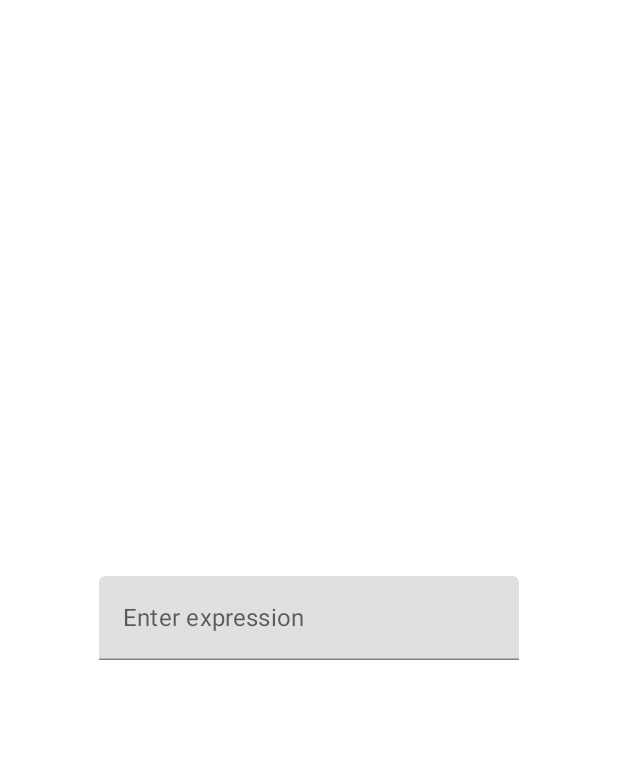
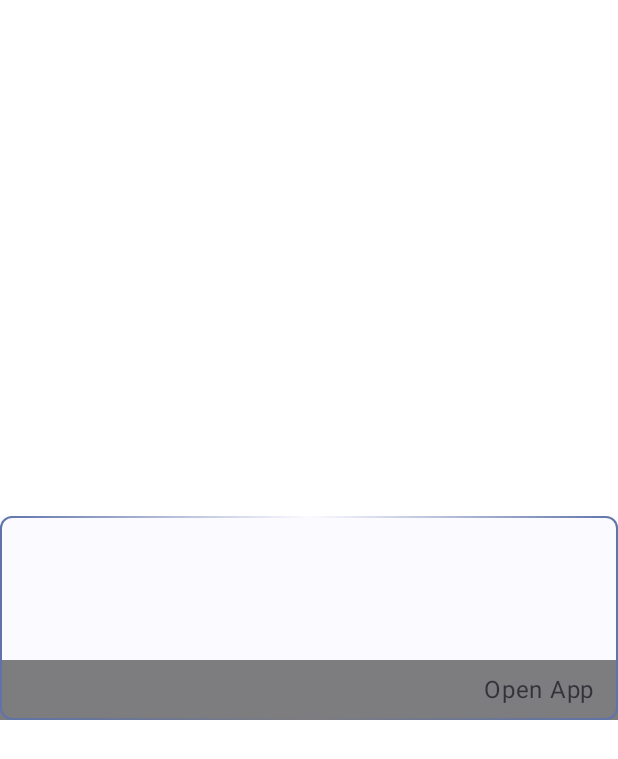
Before and after one commit to davemackintosh/portal-wm, an Android app built with Jetpack Compose: the @Preview function AppAndroidPreview, on a phone screen of 412 x 824 dp. Shown: the top 759 px of the screen. Run offline under Robolectric (Android 15) with nearby library versions, the phone set to English and light mode, and no system bars.

Commit message:
Style fixes

```diff
--- a/composeApp/src/commonMain/kotlin/App.kt
+++ b/composeApp/src/commonMain/kotlin/App.kt
@@ -10,13 +10,10 @@ import androidx.compose.ui.Alignment
 import androidx.compose.ui.Modifier
 import androidx.compose.ui.platform.LocalContext
 import androidx.compose.ui.tooling.preview.Preview
-import org.jetbrains.compose.resources.ExperimentalResourceApi
 
-@OptIn(ExperimentalResourceApi::class)
 @Composable
 fun App() {
 	val context = LocalContext.current
-
 	val pm = context.packageManager
 	val intent = Intent(Intent.ACTION_MAIN, null)
 	intent.addCategory(Intent.CATEGORY_LAUNCHER)
@@ -40,14 +37,16 @@ fun App() {
 		)
 	}
 
-	DeskTheme {
 	Column(
 		modifier = Modifier.fillMaxSize(),
 		verticalArrangement = Arrangement.Center,
 		horizontalAlignment = Alignment.CenterHorizontally
 	) {
+		Container {
+			Column {
 				ExpressionInput()
 				ExpressionResultsList(results = apps)
+			}
 		}
 	}
 }
--- /dev/null
+++ b/composeApp/src/commonMain/kotlin/Container.kt
@@ -0,0 +1,32 @@
+import androidx.compose.foundation.background
+import androidx.compose.foundation.border
+import androidx.compose.foundation.layout.Box
+import androidx.compose.foundation.layout.Column
+import androidx.compose.foundation.layout.fillMaxWidth
+import androidx.compose.foundation.shape.RoundedCornerShape
+import androidx.compose.material3.MaterialTheme
+import androidx.compose.runtime.Composable
+import androidx.compose.ui.Modifier
+import androidx.compose.ui.graphics.Brush
+import androidx.compose.ui.graphics.Color
+import androidx.compose.ui.unit.dp
+
+@Composable
+fun Container(content: @Composable () -> Unit) {
+	val colorStops = arrayOf(
+		0.0f to MaterialTheme.colorScheme.primaryContainer,
+		0.5f to Color.Transparent,
+		1f to MaterialTheme.colorScheme.primaryContainer
+	)
+	Box(
+		modifier = Modifier
+			.fillMaxWidth()
+			.background(color = MaterialTheme.colorScheme.background.copy(alpha = 0.75f))
+			.border(width = 1.0.dp, brush = Brush.horizontalGradient(colorStops = colorStops), shape = RoundedCornerShape(8.dp))
+	) {
+		Column {
+			content()
+			Footer()
+		}
+	}
+}
--- a/composeApp/src/commonMain/kotlin/ExpressionInput.kt
+++ b/composeApp/src/commonMain/kotlin/ExpressionInput.kt
@@ -1,6 +1,7 @@
+import androidx.compose.foundation.layout.fillMaxWidth
 import androidx.compose.foundation.layout.padding
-import androidx.compose.material.Text
-import androidx.compose.material.TextField
+import androidx.compose.material3.TextField
+import androidx.compose.material3.TextFieldDefaults
 import androidx.compose.runtime.Composable
 import androidx.compose.runtime.LaunchedEffect
 import androidx.compose.runtime.getValue
@@ -10,6 +11,7 @@ import androidx.compose.runtime.setValue
 import androidx.compose.ui.Modifier
 import androidx.compose.ui.focus.FocusRequester
 import androidx.compose.ui.focus.focusRequester
+import androidx.compose.ui.graphics.Color
 import androidx.compose.ui.tooling.preview.Preview
 import androidx.compose.ui.unit.dp
 
@@ -21,11 +23,18 @@ fun ExpressionInput() {
 	TextField(
 		value = inputExpression,
 		onValueChange = { inputExpression = it },
-		label = { Text("Enter expression") },
+		label = null,
+		colors = TextFieldDefaults.colors(
+			focusedContainerColor = Color.Transparent,
+			unfocusedContainerColor = Color.Transparent,
+			focusedIndicatorColor = Color.Transparent,
+			unfocusedIndicatorColor = Color.Transparent,
+		),
 		maxLines = 1,
 		modifier = Modifier
 			.padding(20.dp)
 			.focusRequester(focusRequester)
+			.fillMaxWidth()
 	)
 
 	LaunchedEffect(Unit) {
@@ -36,7 +45,10 @@ fun ExpressionInput() {
 @Preview
 @Composable
 fun PreviewExpressionInput() {
-	DeskTheme {
+	DeskTheme(darkTheme = false) {
+		ExpressionInput()
+	}
+	DeskTheme(darkTheme = true) {
 		ExpressionInput()
 	}
 }
--- /dev/null
+++ b/composeApp/src/commonMain/kotlin/Footer.kt
@@ -0,0 +1,37 @@
+import androidx.compose.foundation.background
+import androidx.compose.foundation.layout.Arrangement
+import androidx.compose.foundation.layout.Row
+import androidx.compose.foundation.layout.fillMaxWidth
+import androidx.compose.foundation.layout.padding
+import androidx.compose.material3.MaterialTheme
+import androidx.compose.material3.Text
+import androidx.compose.runtime.Composable
+import androidx.compose.ui.Modifier
+import androidx.compose.ui.graphics.Color
+import androidx.compose.ui.graphics.toArgb
+import androidx.compose.ui.text.style.TextAlign
+import androidx.compose.ui.unit.dp
+import androidx.core.graphics.ColorUtils
+
+@Composable
+fun Footer() {
+	Row(
+		modifier = Modifier
+			.fillMaxWidth()
+			.background(
+				color = Color(ColorUtils.blendARGB(
+					MaterialTheme.colorScheme.background.toArgb(),
+					Color.Black.toArgb(),
+					0.5f
+				))
+			)
+			.padding(horizontal = 16.0.dp, vertical = 8.0.dp),
+		horizontalArrangement = Arrangement.End
+	) {
+		Text(
+			"Open App",
+			color = MaterialTheme.colorScheme.onBackground.copy(alpha = 0.75f),
+			textAlign = TextAlign.Center
+		)
+	}
+}
```
Also changed, not shown: composeApp/src/androidMain/kotlin/co/dav3/desk/MainActivity.kt (+9 -2 lines), composeApp/src/commonMain/kotlin/ResultsList.kt (+7 -5 lines), composeApp/src/commonMain/kotlin/theme/Theme.kt (+17 -8 lines). Lines whose indentation alone changed are shown as unchanged.
